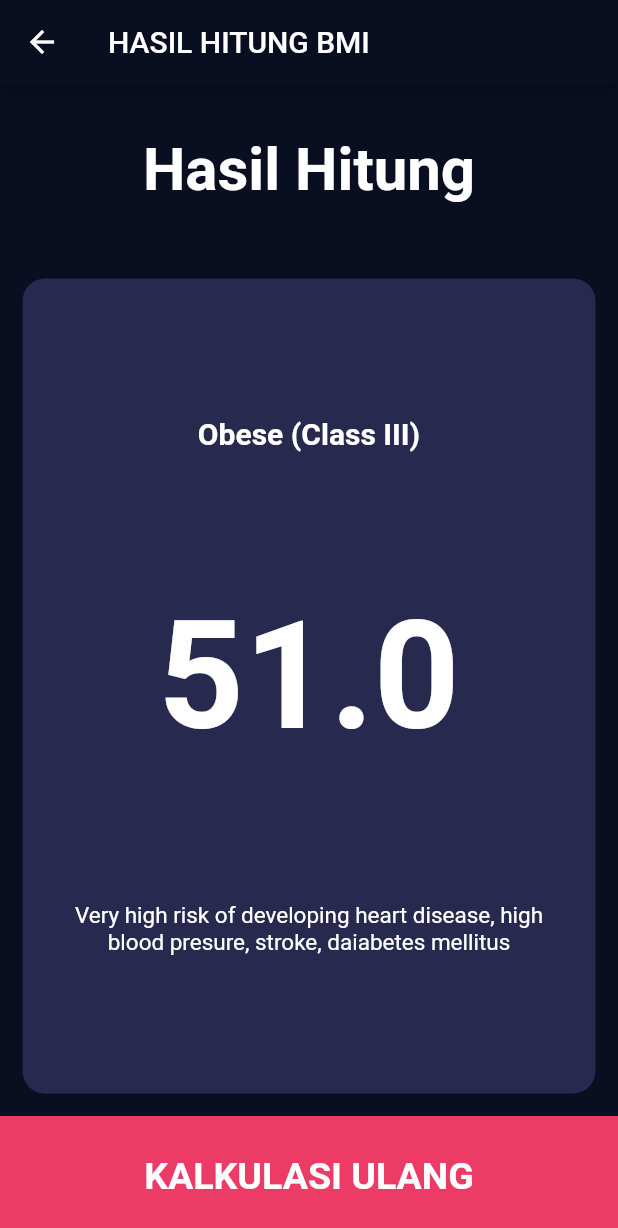
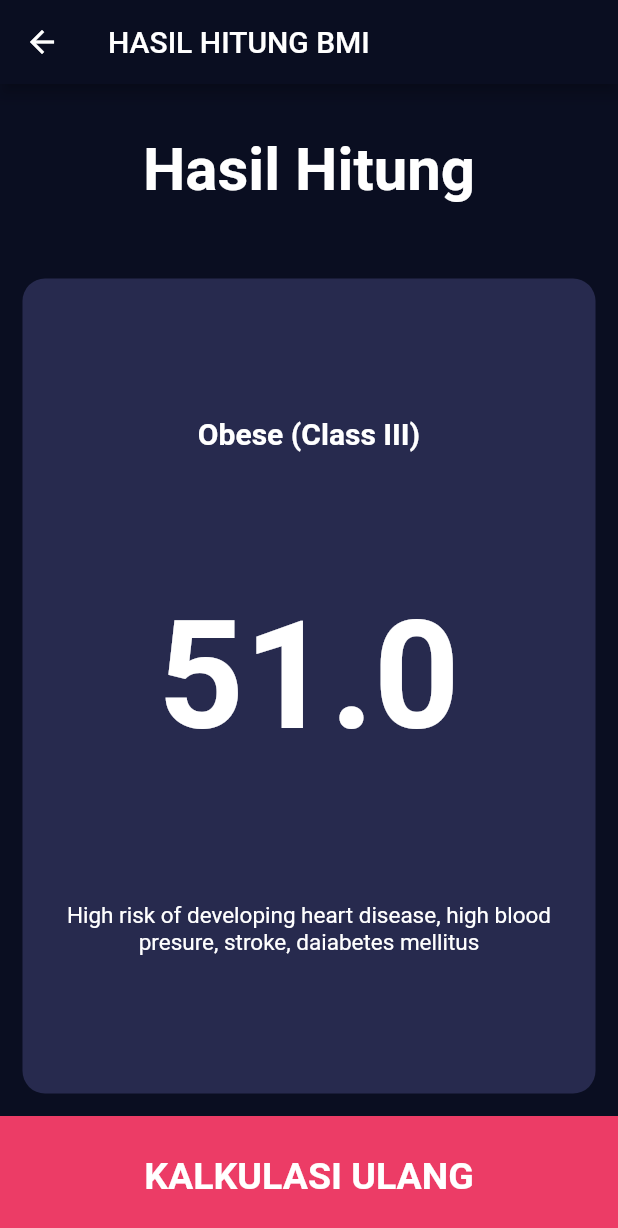
Before and after one commit to ramondharmawan/flutter-body-mass-index-calculator-cupertino, a Flutter app: the screen it shows after launch, after a tap on "Hitung BMI", on a phone screen of 412 x 824 dp. Shown: the top 1228 px of the screen. Run offline on Flutter 3.47's test engine with Material 2 defaults, Android fonts, the phone set to English and light mode, and no system bars.

```diff
--- a/lib/views/bmi_result_screen.dart
+++ b/lib/views/bmi_result_screen.dart
@@ -57,12 +57,7 @@ class BmiResultScreen extends StatelessWidget {
     String desc = "";
     switch (categoryName) {
       case underweightSevere:
-        desc = "Posible nutritional deficiency and osteoporosis";
-        break;
       case underweightModerate:
-        desc = "Posible nutritional deficiency and osteoporosis";
-        break;
-      case underweightMild:
         desc = "Posible nutritional deficiency and osteoporosis";
         break;
       case normal:
@@ -73,16 +68,10 @@ class BmiResultScreen extends StatelessWidget {
             "Moderate risk of developing heart disease, high blood presure, stroke, daiabetes mellitus";
         break;
       case obeseI:
-        desc =
-            "Quite risk of developing heart disease, high blood presure, stroke, daiabetes mellitus";
-        break;
       case obeseII:
+      case obeseIII:
         desc =
             "High risk of developing heart disease, high blood presure, stroke, daiabetes mellitus";
-        break;
-      case obeseIII:
-        desc =
-            "Very high risk of developing heart disease, high blood presure, stroke, daiabetes mellitus";
         break;
       default:
     }
```
